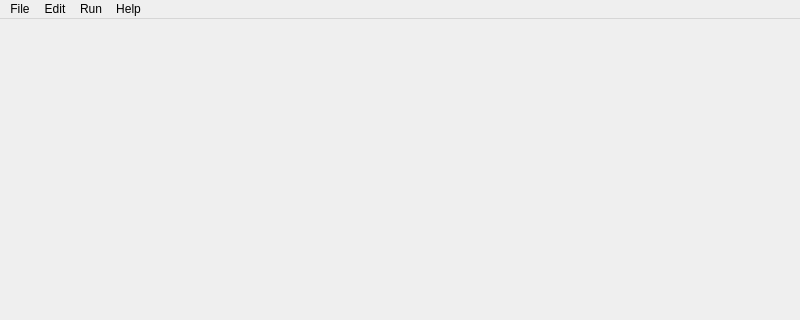
Old version of the form pride/UI/main_window.ui in the repository dvoraj75/pride; both pictures show x 0 to 800 and y 0 to 320 of the 800 by 600 pixel window.
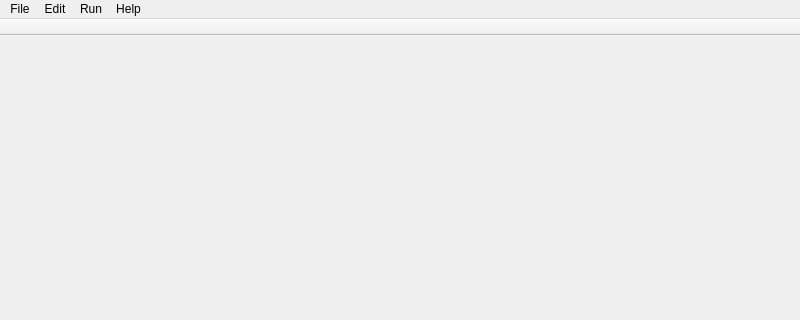
New version of the form. Icons and pictures are not drawn.

Commit message: top and bottom toolbar

```diff
--- a/pride/UI/main_window.ui
+++ b/pride/UI/main_window.ui
@@ -73,6 +73,23 @@
    <addaction name="menuHelp"/>
   </widget>
   <widget class="QStatusBar" name="statusbar"/>
+  <widget class="QToolBar" name="top_tool_bar">
+   <property name="windowTitle">
+    <string>toolBar</string>
+   </property>
+   <property name="movable">
+    <bool>false</bool>
+   </property>
+   <property name="allowedAreas">
+    <set>Qt::TopToolBarArea</set>
+   </property>
+   <attribute name="toolBarArea">
+    <enum>TopToolBarArea</enum>
+   </attribute>
+   <attribute name="toolBarBreak">
+    <bool>false</bool>
+   </attribute>
+  </widget>
   <action name="actionNew">
    <property name="icon">
     <iconset theme="document-new">
```
The commit also changes 2 other files.
